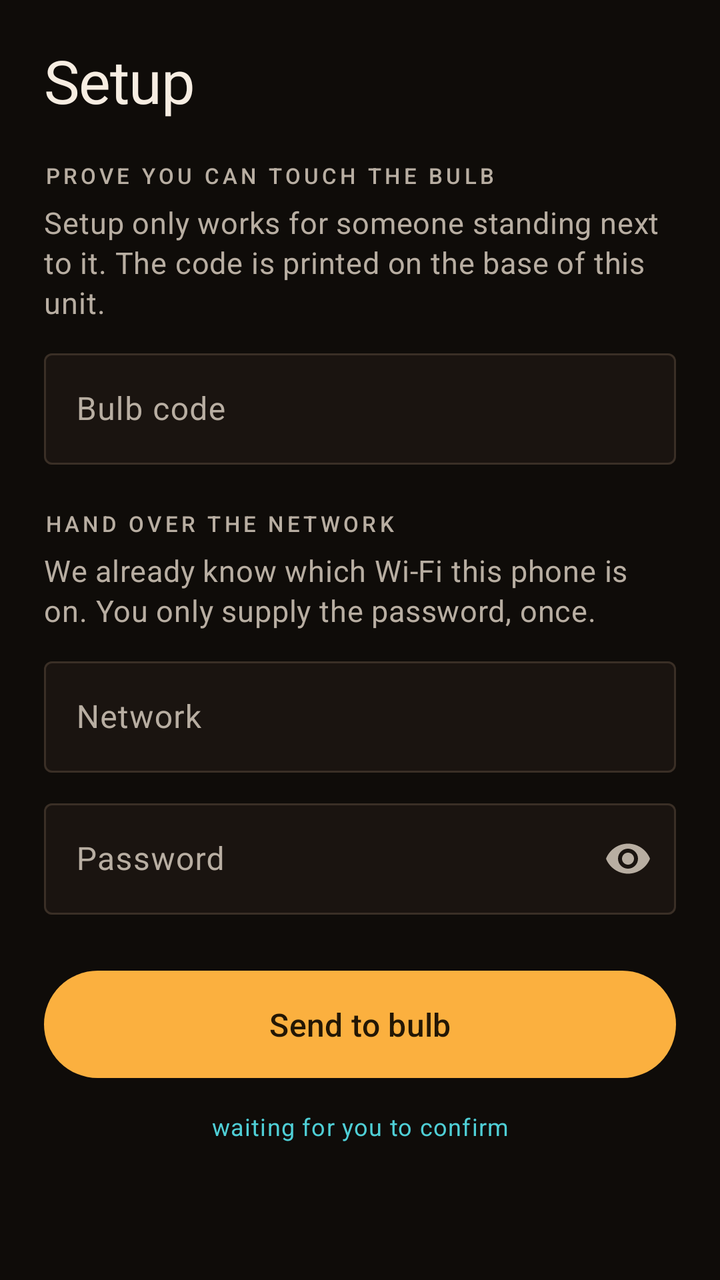
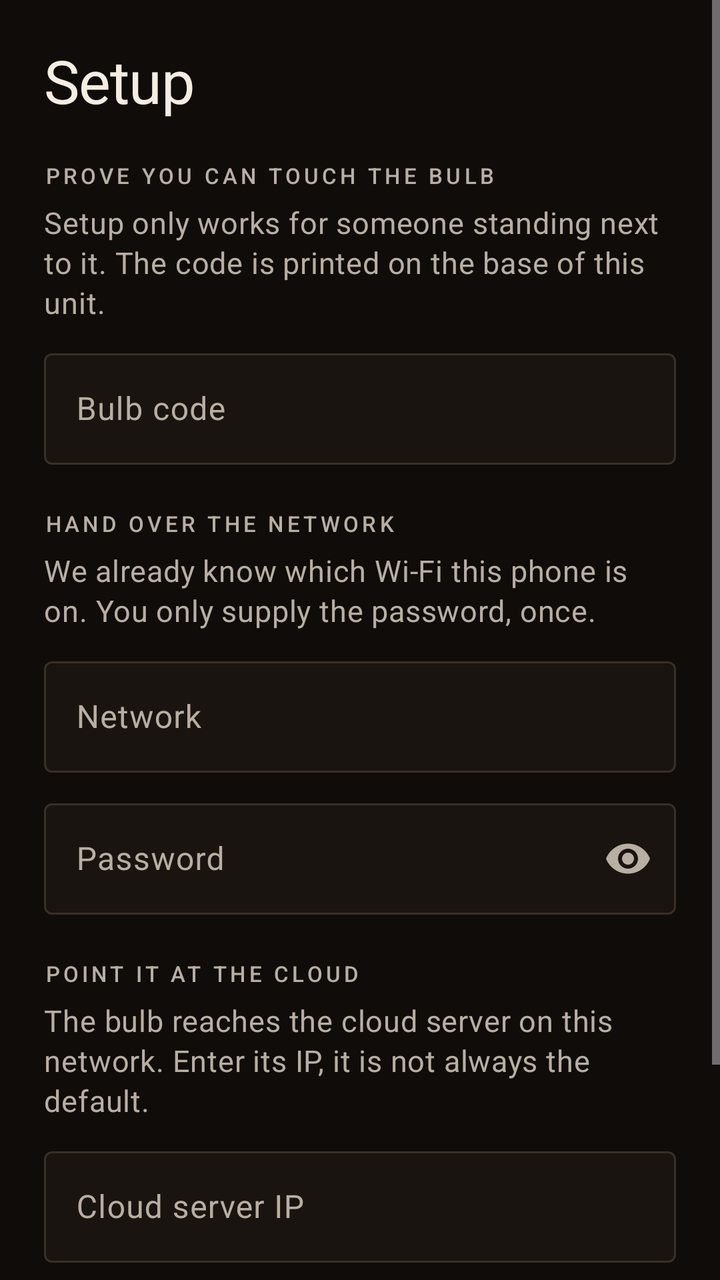

The first picture is an Android layout as it rendered before a commit; the second is the same layout after the commit. The layout source and the unified diff follow.
<!-- AndroidManifest.xml: application theme Theme.BulbBee -->
<!-- res/layout/fragment_setup.xml -->
<?xml version="1.0" encoding="utf-8"?>
<ScrollView xmlns:android="http://schemas.android.com/apk/res/android"
    xmlns:app="http://schemas.android.com/apk/res-auto"
    android:layout_width="match_parent"
    android:layout_height="match_parent"
    android:fillViewport="true"
    android:background="@color/bb_ground">

    <LinearLayout
        android:layout_width="match_parent"
        android:layout_height="wrap_content"
        android:orientation="vertical"
        android:paddingHorizontal="22dp"
        android:paddingTop="20dp"
        android:paddingBottom="24dp">

        <TextView
            android:layout_width="wrap_content"
            android:layout_height="wrap_content"
            android:textAppearance="@style/TextAppearance.BulbBee.Display"
            android:text="@string/nav_setup" />

        
        <TextView
            android:layout_width="wrap_content"
            android:layout_height="wrap_content"
            android:layout_marginTop="20dp"
            android:textAppearance="@style/TextAppearance.BulbBee.Kicker"
            android:text="@string/step1_title" />

        <TextView
            android:layout_width="match_parent"
            android:layout_height="wrap_content"
            android:layout_marginTop="6dp"
            android:textAppearance="@style/TextAppearance.BulbBee.Body"
            android:text="@string/step1_body" />

        <com.google.android.material.textfield.TextInputLayout
            android:layout_width="match_parent"
            android:layout_height="wrap_content"
            android:layout_marginTop="10dp"
            android:hint="@string/pairing_pin"
            app:boxBackgroundColor="@color/bb_surface">

            <com.google.android.material.textfield.TextInputEditText
                android:id="@+id/pinInput"
                android:layout_width="match_parent"
                android:layout_height="wrap_content"
                android:inputType="number"
                android:maxLength="8" />
        </com.google.android.material.textfield.TextInputLayout>

        
        <TextView
            android:layout_width="wrap_content"
            android:layout_height="wrap_content"
            android:layout_marginTop="22dp"
            android:textAppearance="@style/TextAppearance.BulbBee.Kicker"
            android:text="@string/step2_title" />

        <TextView
            android:layout_width="match_parent"
            android:layout_height="wrap_content"
            android:layout_marginTop="6dp"
            android:textAppearance="@style/TextAppearance.BulbBee.Body"
            android:text="@string/step2_body" />

        <com.google.android.material.textfield.TextInputLayout
            android:layout_width="match_parent"
            android:layout_height="wrap_content"
            android:layout_marginTop="10dp"
            android:hint="@string/wifi_ssid"
            app:boxBackgroundColor="@color/bb_surface">

            <com.google.android.material.textfield.TextInputEditText
                android:id="@+id/ssidInput"
                android:layout_width="match_parent"
                android:layout_height="wrap_content"
                android:inputType="text" />
        </com.google.android.material.textfield.TextInputLayout>

        <com.google.android.material.textfield.TextInputLayout
            android:layout_width="match_parent"
            android:layout_height="wrap_content"
            android:layout_marginTop="10dp"
            android:hint="@string/wifi_password"
            app:endIconMode="password_toggle"
            app:boxBackgroundColor="@color/bb_surface">

            <com.google.android.material.textfield.TextInputEditText
                android:id="@+id/pskInput"
                android:layout_width="match_parent"
                android:layout_height="wrap_content"
                android:inputType="textPassword" />
        </com.google.android.material.textfield.TextInputLayout>

        <com.google.android.material.button.MaterialButton
            android:id="@+id/provisionButton"
            android:layout_width="match_parent"
            android:layout_height="wrap_content"
            android:layout_marginTop="24dp"
            android:text="@string/provision" />

        <TextView
            android:id="@+id/provStatus"
            android:layout_width="match_parent"
            android:layout_height="wrap_content"
            android:layout_marginTop="12dp"
            android:gravity="center"
            android:textAppearance="@style/TextAppearance.BulbBee.Mono"
            android:textColor="@color/bb_teal"
            android:text="@string/prov_idle" />
    </LinearLayout>
</ScrollView>
<!-- resources referenced by this layout -->
<resources>
  <color name="bb_ground">#FF0F0C09</color>
  <color name="bb_surface">#FF1A1410</color>
  <color name="bb_teal">#FF4FCFD6</color>
  <string name="nav_setup">Setup</string>
  <string name="pairing_pin">Bulb code</string>
  <string name="prov_idle">waiting for you to confirm</string>
  <string name="provision">Send to bulb</string>
  <string name="step1_body">Setup only works for someone standing next to it. The code is printed on the base of this unit.</string>
  <string name="step1_title">Prove you can touch the bulb</string>
  <string name="step2_body">We already know which Wi-Fi this phone is on. You only supply the password, once.</string>
  <string name="step2_title">Hand over the network</string>
  <string name="wifi_password">Password</string>
  <string name="wifi_ssid">Network</string>
  <style name="TextAppearance.BulbBee.Body" parent="TextAppearance.Material3.BodyMedium">
          <item name="android:fontFamily">sans-serif</item>
          <item name="android:textSize">15sp</item>
          <item name="android:lineSpacingMultiplier">1.4</item>
          <item name="android:textColor">@color/bb_ink_muted</item>
      </style>
  <style name="TextAppearance.BulbBee.Display" parent="TextAppearance.Material3.HeadlineSmall">
          <item name="android:fontFamily">serif</item>
          <item name="android:textSize">30sp</item>
          <item name="android:textColor">@color/bb_ink</item>
          <item name="android:letterSpacing">-0.01</item>
      </style>
  <style name="TextAppearance.BulbBee.Mono" parent="TextAppearance.Material3.BodySmall">
          <item name="android:fontFamily">monospace</item>
          <item name="android:textSize">12sp</item>
          <item name="android:textColor">@color/bb_ink_muted</item>
      </style>
  <color name="bb_ink_muted">#FFB8AEA2</color>
  <color name="bb_ink">#FFF6EDE2</color>
  <color name="bb_honey">#FFFBB03F</color>
  <color name="bb_on_honey">#FF231705</color>
  <color name="bb_honey_container">#FF4A3312</color>
  <color name="bb_on_honey_container">#FFFFDFAE</color>
  <color name="bb_on_teal">#FF062226</color>
  <color name="bb_outline">#FF3A2F26</color>
  <style name="Widget.BulbBee.Card" parent="Widget.Material3.CardView.Outlined">
          <item name="cardBackgroundColor">@color/bb_surface</item>
          <item name="cardCornerRadius">20dp</item>
          <item name="cardElevation">0dp</item>
          <item name="strokeColor">@color/bb_outline</item>
          <item name="strokeWidth">1dp</item>
      </style>
  <style name="Widget.BulbBee.BottomNav" parent="Widget.Material3.BottomNavigationView">
          <item name="android:background">@color/bb_ground</item>
          <item name="itemActiveIndicatorStyle">@style/Widget.BulbBee.NavIndicator</item>
          <item name="labelVisibilityMode">labeled</item>
      </style>
  <style name="Widget.BulbBee.Button" parent="Widget.Material3.Button">
          <item name="android:textAppearance">@style/TextAppearance.BulbBee.Action</item>
          <item name="cornerRadius">28dp</item>
          <item name="android:paddingTop">16dp</item>
          <item name="android:paddingBottom">16dp</item>
      </style>
  <style name="Widget.BulbBee.NavIndicator" parent="Widget.Material3.BottomNavigationView.ActiveIndicator">
          <item name="android:color">@color/bb_honey_container</item>
      </style>
  <style name="TextAppearance.BulbBee.Action" parent="TextAppearance.Material3.LabelLarge">
          <item name="android:fontFamily">sans-serif-medium</item>
          <item name="android:textSize">16sp</item>
          <item name="android:textAllCaps">false</item>
      </style>
  <!-- unchanged entries left out for length: 2 -->
</resources>

<!-- the commit's change to res/layout/fragment_setup.xml (unified diff, before → after) -->
@@ -94,6 +94,35 @@
                 android:inputType="textPassword" />
         </com.google.android.material.textfield.TextInputLayout>
 
+        
+        <TextView
+            android:layout_width="wrap_content"
+            android:layout_height="wrap_content"
+            android:layout_marginTop="22dp"
+            android:textAppearance="@style/TextAppearance.BulbBee.Kicker"
+            android:text="@string/cloud_title" />
+
+        <TextView
+            android:layout_width="match_parent"
+            android:layout_height="wrap_content"
+            android:layout_marginTop="6dp"
+            android:textAppearance="@style/TextAppearance.BulbBee.Body"
+            android:text="@string/cloud_body" />
+
+        <com.google.android.material.textfield.TextInputLayout
+            android:layout_width="match_parent"
+            android:layout_height="wrap_content"
+            android:layout_marginTop="10dp"
+            android:hint="@string/cloud_host"
+            app:boxBackgroundColor="@color/bb_surface">
+
+            <com.google.android.material.textfield.TextInputEditText
+                android:id="@+id/cloudHostInput"
+                android:layout_width="match_parent"
+                android:layout_height="wrap_content"
+                android:inputType="text" />
+        </com.google.android.material.textfield.TextInputLayout>
+
         <com.google.android.material.button.MaterialButton
             android:id="@+id/provisionButton"
             android:layout_width="match_parent"
<!-- resource entries referenced after the edit -->
@@ -3,6 +3,9 @@
   <color name="bb_ground">#FF0F0C09</color>
   <color name="bb_surface">#FF1A1410</color>
   <color name="bb_teal">#FF4FCFD6</color>
+  <string name="cloud_body">The bulb reaches the cloud server on this network. Enter its IP, it is not always the default.</string>
+  <string name="cloud_host">Cloud server IP</string>
+  <string name="cloud_title">Point it at the cloud</string>
   <string name="nav_setup">Setup</string>
   <string name="pairing_pin">Bulb code</string>
   <string name="prov_idle">waiting for you to confirm</string>
